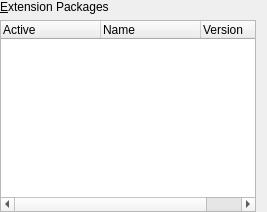
This is src/VBox/Frontends/VirtualBox/src/settings/global/UIGlobalSettingsExtension.ui in pop-os/virtualbox as Qt 5 draws it before an edit. The edited form follows.
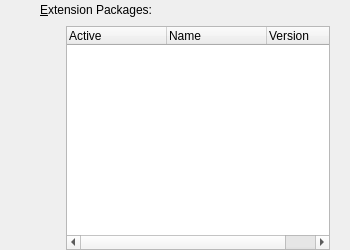
This is the edited form. Custom widgets are drawn as their Qt base class.

```diff
--- a/src/VBox/Frontends/VirtualBox/src/settings/global/UIGlobalSettingsExtension.ui
+++ b/src/VBox/Frontends/VirtualBox/src/settings/global/UIGlobalSettingsExtension.ui
@@ -14,22 +14,61 @@
  </comment>
  <class>UIGlobalSettingsExtension</class>
  <widget class="QWidget" name="UIGlobalSettingsExtension">
+  <property name="geometry">
+   <rect>
+    <x>0</x>
+    <y>0</y>
+    <width>350</width>
+    <height>250</height>
+   </rect>
+  </property>
   <layout class="QGridLayout">
    <property name="margin">
     <number>0</number>
    </property>
    <item row="0" column="0">
-    <widget class="QILabelSeparator" native="1" name="m_pEntensionLabel">
+    <spacer>
+     <property name="orientation">
+      <enum>Qt::Horizontal</enum>
+     </property>
+     <property name="sizeType">
+      <enum>QSizePolicy::Fixed</enum>
+     </property>
+     <property name="sizeHint">
+      <size>
+       <width>40</width>
+       <height>20</height>
+      </size>
+     </property>
+    </spacer>
+   </item>
+   <item row="0" column="1" colspan="2">
+    <widget class="QLabel" name="m_pLanguageLabel">
      <property name="text">
-     <string>&amp;Extension Packages</string>
+      <string>&amp;Extension Packages:</string>
      </property>
      <property name="buddy">
       <cstring>m_pPackagesTree</cstring>
      </property>
     </widget>
    </item>
-   <item row="1" column="0">
-    <widget class="QWidget" native="1" name="m_pExtensionPackContainer" >
+   <item row="1" column="1">
+    <spacer>
+     <property name="orientation">
+      <enum>Qt::Horizontal</enum>
+     </property>
+     <property name="sizeType">
+      <enum>QSizePolicy::Fixed</enum>
+     </property>
+     <property name="sizeHint">
+      <size>
+       <width>20</width>
+       <height>0</height>
+      </size>
+     </property>
+    </spacer>
+   </item>
+   <item row="1" column="2">
      <layout class="QHBoxLayout" name="m_pLayout1">
       <property name="spacing">
        <number>3</number>
@@ -40,7 +79,7 @@
       <item>
        <widget class="QTreeWidget" name="m_pPackagesTree">
         <property name="sizePolicy">
-         <sizepolicy vsizetype="MinimumExpanding" hsizetype="MinimumExpanding">
+        <sizepolicy vsizetype="Expanding" hsizetype="Expanding">
           <horstretch>0</horstretch>
           <verstretch>0</verstretch>
          </sizepolicy>
@@ -75,19 +114,17 @@
        </widget>
       </item>
       <item>
-       <widget class="UIToolBar" name="m_pPackagesToolbar"/>
-      </item>
-     </layout>
-    </widget>
+      <widget class="UIToolBar" name="m_pPackagesToolbar">
+       <property name="orientation">
+        <enum>Qt::Vertical</enum>
+       </property>
+      </widget>
+     </item>
+    </layout>
    </item>
   </layout>
  </widget>
  <customwidgets>
-  <customwidget>
-   <class>QILabelSeparator</class>
-   <extends>QLabel</extends>
-   <header>QILabelSeparator.h</header>
-  </customwidget>
   <customwidget>
    <class>UIToolBar</class>
    <extends>QToolBar</extends>
```
Left out of the diff: 16 changed lines with no effect on the pictures. Lines whose indentation alone changed are shown as unchanged.
